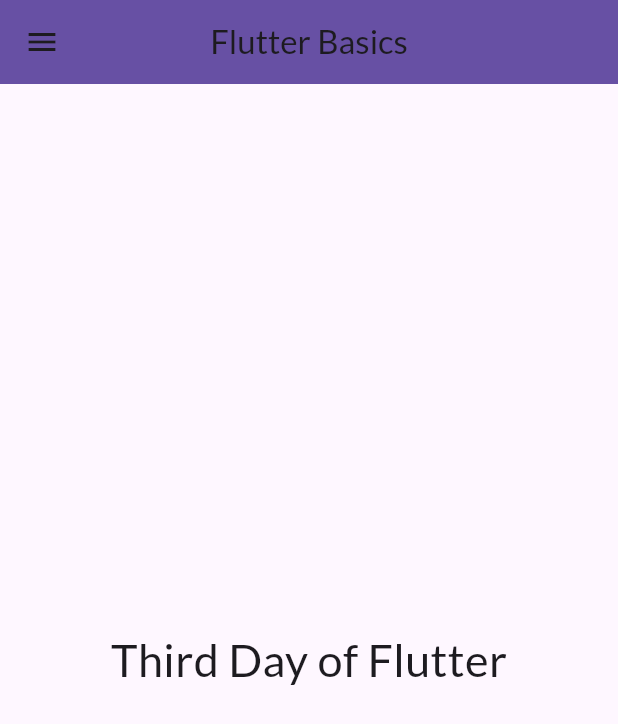
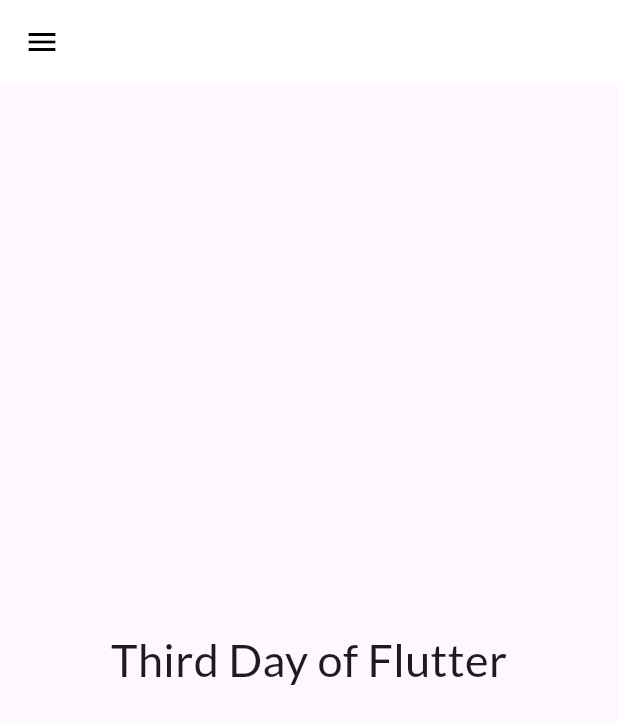
Before and after one commit to Zeeshan-Rahmat/Flutter-Basics, a Flutter app: the screen it shows after launch, on a phone screen of 412 x 824 dp. Shown: the top 724 px of the screen. Run offline on Flutter 3.47's test engine with Material 3 defaults, Android fonts, the phone set to English and light mode, and no system bars; our stand-ins replace google_fonts.

Commit message:
Custome Theme File Added

```diff
--- a/lib/pages/home_page.dart
+++ b/lib/pages/home_page.dart
@@ -10,7 +10,6 @@ class HomePage extends StatelessWidget {
       appBar: AppBar(
         title: const Text('Flutter Basics'),
         centerTitle: true,
-        backgroundColor: Theme.of(context).primaryColor,
       ),
       body: const Center(
         child: Text(
--- a/lib/pages/main.dart
+++ b/lib/pages/main.dart
@@ -2,6 +2,7 @@ import 'package:flutter/material.dart';
 import 'package:flutter_basics/pages/home_page.dart';
 import 'package:flutter_basics/pages/log_in_page.dart';
 import 'package:flutter_basics/utils/my_routes.dart';
+import 'package:flutter_basics/widgets/my_theme.dart';
 import 'package:google_fonts/google_fonts.dart';
 
 void main() {
@@ -16,12 +17,9 @@ class MyApp extends StatelessWidget {
   Widget build(BuildContext context) {
     return MaterialApp(
       title: 'Flutter Basics',
+      debugShowCheckedModeBanner: false,
       themeMode: ThemeMode.light,
-      theme: ThemeData(
-        primarySwatch: Colors.deepPurple,
-        fontFamily: GoogleFonts.lato().fontFamily,
-        useMaterial3: true,
-      ),
+      theme: MyTheme.lightTheme(context),
       initialRoute: MyRoutes.homeRoute,
       routes: {
         '/': (context) => const LogInPage(),
--- /dev/null
+++ b/lib/widgets/my_theme.dart
@@ -0,0 +1,16 @@
+import 'package:flutter/material.dart';
+import 'package:google_fonts/google_fonts.dart';
+
+class MyTheme {
+  static ThemeData lightTheme(BuildContext context) => ThemeData(
+        primarySwatch: Colors.deepPurple,
+        fontFamily: GoogleFonts.lato().fontFamily,
+        appBarTheme: const AppBarTheme(
+          color: Colors.white,
+          elevation: 0.0,
+          iconTheme: IconThemeData(color: Colors.black),
+          titleTextStyle: TextStyle(color: Colors.white),
+        ),
+        useMaterial3: true,
+      );
+}
```
